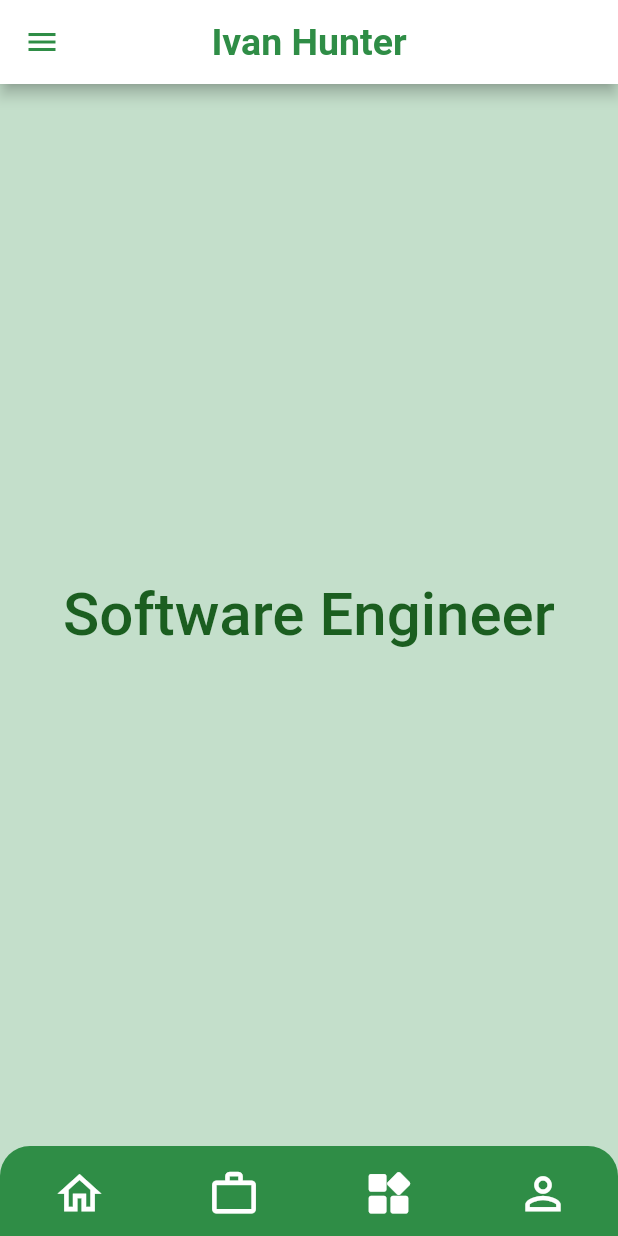
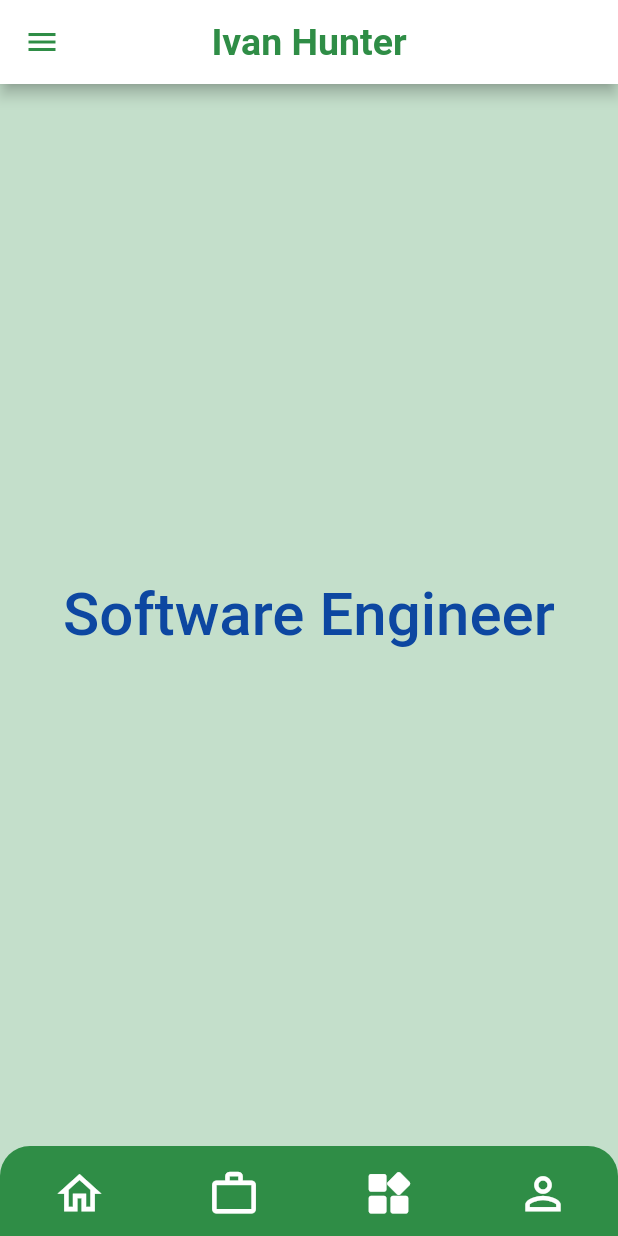
Before and after one commit to developer-evan/Flutter-Profile-App, a Flutter app: the screen it shows after launch, item 3 of the bottom bar chosen, on a phone screen of 412 x 824 dp. Run offline on Flutter 3.47's test engine with Material 2 defaults, Android fonts, the phone set to English and light mode, and no system bars.

Commit message:
Profile App Flutter

```diff
--- a/lib/main.dart
+++ b/lib/main.dart
@@ -216,7 +216,7 @@ Widget build(BuildContext context) {
 		child: Text(
 		"Software Engineer",
 		style: TextStyle(
-			color: Colors.green[900],
+			color: Colors.blue[900],
 			fontSize: 40,
 			fontWeight: FontWeight.w500,
 		),
```
